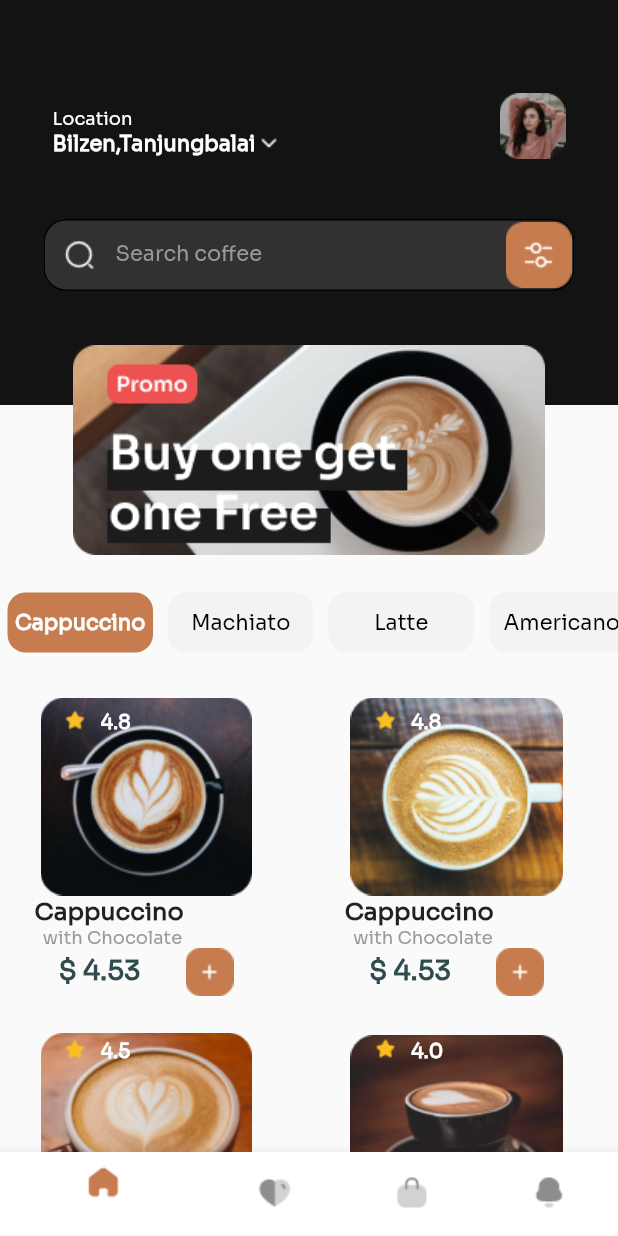
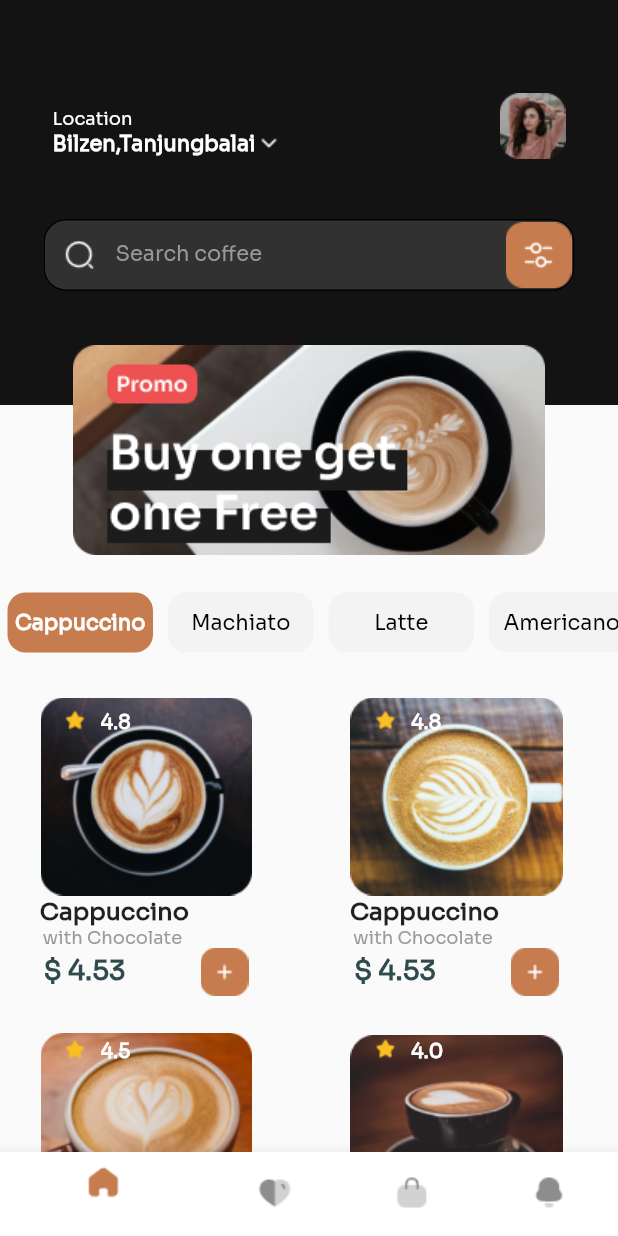
Before and after one commit to Cashkid500/coffee_shop, a Flutter app: the DashboardScreen screen opened directly, on a phone screen of 412 x 824 dp. Run offline on Flutter 3.47's test engine with Material 2 defaults, Android fonts, the phone set to English and light mode, and no system bars.

Commit message:
Lagging texts fixed

```diff
--- a/lib/screens/dashboard/dashboard.dart
+++ b/lib/screens/dashboard/dashboard.dart
@@ -240,7 +240,7 @@ class _DashboardScreenState extends State<DashboardScreen> {
                       ),
                       Container(
                         child: Padding(
-                          padding: const EdgeInsets.only(left: 0.5, right: 50.0),
+                          padding: const EdgeInsets.only(left: 0.5, right: 43.0),
                           child: Text(
                             CoffeeShopText.capText,
                             style: TextStyle(
@@ -268,12 +268,15 @@ class _DashboardScreenState extends State<DashboardScreen> {
                         child: Row(
                           mainAxisAlignment: MainAxisAlignment.spaceAround,
                           children: [
-                            Text(CoffeeShopText.capPriceText,
+                            Padding(
+                              padding: const EdgeInsets.only(right: 20.0),
+                              child: Text(CoffeeShopText.capPriceText,
                               style: TextStyle(
                                   fontFamily: CoffeeShopAssetsPath.soraFont,
                                   fontWeight: FontWeight.w600,
                                   fontSize: 18,
                                   color: deepBrownText),
+                                ),
                             ),
                             SizedBox(width: 30.0,),
                             Image.asset(CoffeeShopAssetsPath.frame17),
@@ -320,7 +323,7 @@ class _DashboardScreenState extends State<DashboardScreen> {
                       ),
                       Container(
                         child: Padding(
-                          padding: const EdgeInsets.only(left: 0.0, right: 50.0),
+                          padding: const EdgeInsets.only(left: 0.0, right: 43.0),
                           child: Text(
                             CoffeeShopText.capText,
                             style: TextStyle(
@@ -347,12 +350,15 @@ class _DashboardScreenState extends State<DashboardScreen> {
                       Container(
                         child: Row(
                           children: [
-                            Text(CoffeeShopText.capPriceText,
+                            Padding(
+                              padding: const EdgeInsets.only(right: 20.0),
+                              child: Text(CoffeeShopText.capPriceText,
                               style: TextStyle(
                                 fontFamily: CoffeeShopAssetsPath.soraFont,
                                 fontWeight: FontWeight.w600,
                                 fontSize: 18,
                                 color: deepBrownText),),
+                            ),
                             SizedBox(width: 30.0,),
                             Image.asset(CoffeeShopAssetsPath.frame17),
                           ],
@@ -411,7 +417,7 @@ class _DashboardScreenState extends State<DashboardScreen> {
                     ),
                     Container(
                       child: Padding(
-                        padding: const EdgeInsets.only(left: 0.5, right: 50.0),
+                        padding: const EdgeInsets.only(left: 0.5, right: 43.0),
                         child: Text(
                           CoffeeShopText.capText,
                           style: TextStyle(
@@ -437,12 +443,15 @@ class _DashboardScreenState extends State<DashboardScreen> {
                     Container(
                       child: Row(
                         children: [
-                          Text(CoffeeShopText.capPriceText,
+                          Padding(
+                            padding: const EdgeInsets.only(right: 20.0),
+                            child: Text(CoffeeShopText.capPriceText,
                             style: TextStyle(
                                 fontFamily: CoffeeShopAssetsPath.soraFont,
                                 fontWeight: FontWeight.w600,
                                 fontSize: 18,
                                 color: deepBrownText),
+                              ),
                           ),
                             SizedBox(width: 30.0,),
                           Image.asset(CoffeeShopAssetsPath.frame17),
@@ -488,7 +497,7 @@ class _DashboardScreenState extends State<DashboardScreen> {
                       ),
                     ),
                     Padding(
-                      padding: const EdgeInsets.only(right: 50.0),
+                      padding: const EdgeInsets.only(right: 43.0),
                       child: Container(
                         child: Text(
                           CoffeeShopText.capText,
@@ -516,12 +525,15 @@ class _DashboardScreenState extends State<DashboardScreen> {
                     Container(
                       child: Row(
                         children: [
-                          Text(CoffeeShopText.capPriceText,
+                          Padding(
+                            padding: const EdgeInsets.only(right: 20.0),
+                            child: Text(CoffeeShopText.capPriceText,
                             style: TextStyle(
                                 fontFamily: CoffeeShopAssetsPath.soraFont,
                                 fontWeight: FontWeight.w600,
                                 fontSize: 18,
                                 color: deepBrownText),
+                              ),
                           ),
                           SizedBox(width: 30.0,),
                           Image.asset(CoffeeShopAssetsPath.frame17),
```
Lines whose indentation alone changed are shown as unchanged.
